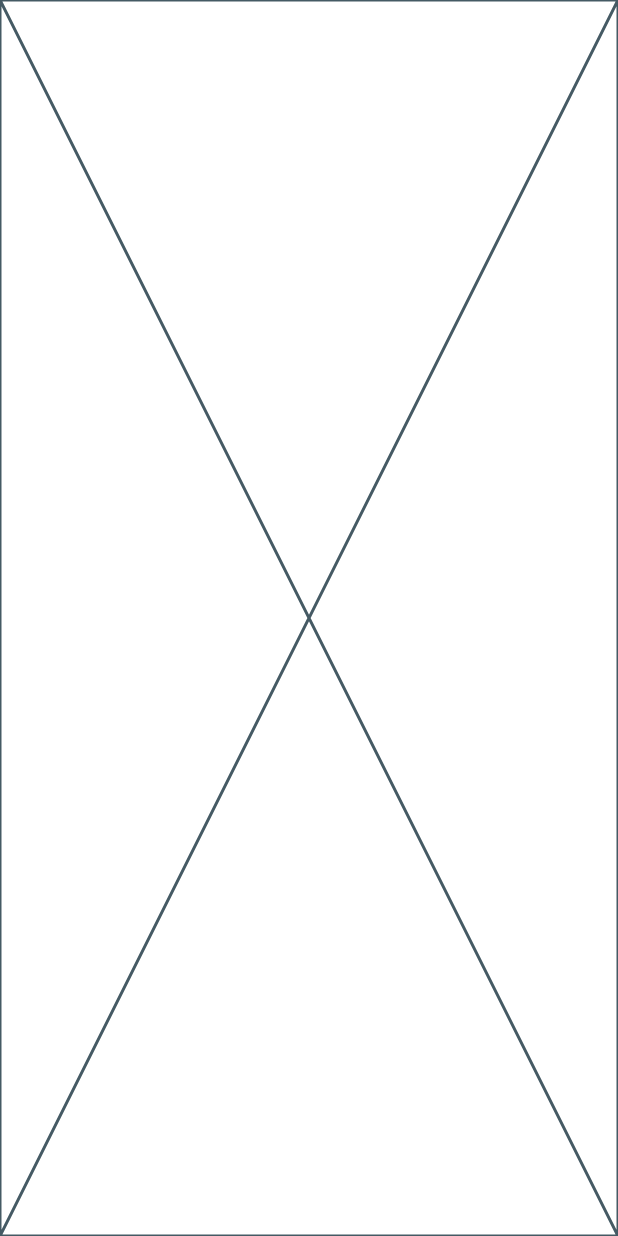
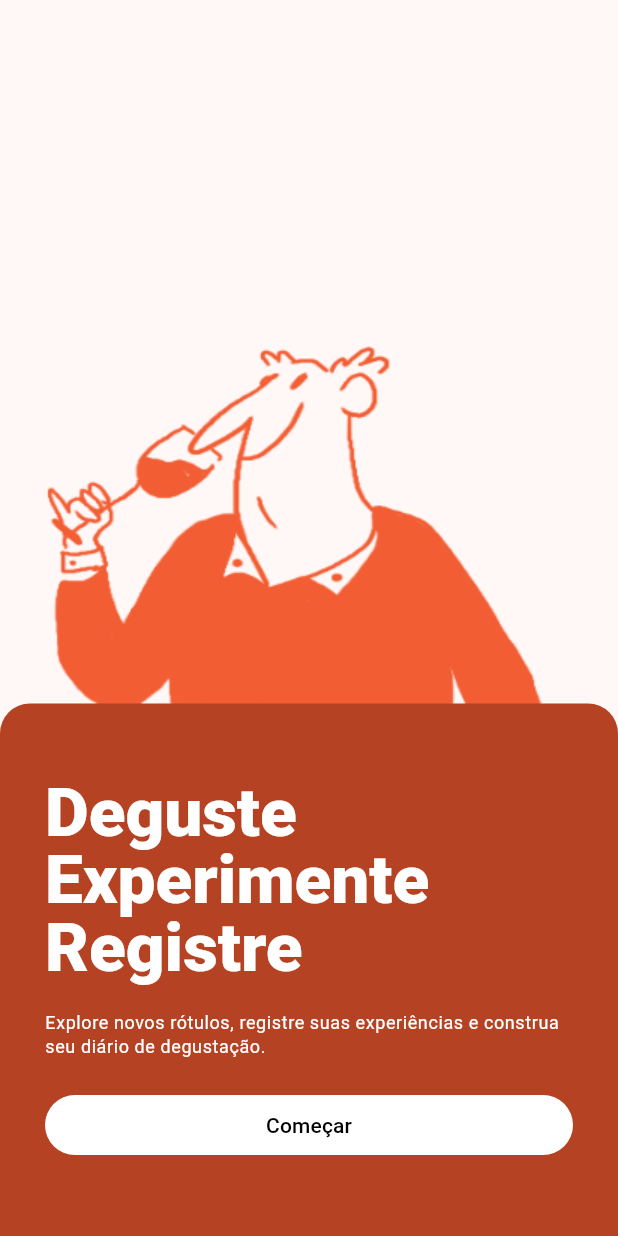
Before and after one commit to ceduardolima/sommelier, a Flutter app: the screen it shows after launch, on a phone screen of 412 x 824 dp. Run offline on Flutter 3.47's test engine with Material 3 defaults, Android fonts, the phone set to English and light mode, and no system bars; our stand-ins replace go_router.

Commit message:
creating on boarding page

```diff
--- a/lib/routing/router.dart
+++ b/lib/routing/router.dart
@@ -1,6 +1,7 @@
+import 'package:flutter/widgets.dart';
 import 'package:go_router/go_router.dart';
 import 'package:sommelier/routing/routes.dart';
-import 'package:sommelier/ui/login/widgets/login_screen.dart';
+import 'package:sommelier/ui/on_boarding/widgets/on_boarding_screen.dart';
 import 'package:sommelier/ui/splash/widgets/splash_screen.dart';
 
 GoRouter router() => GoRouter(
@@ -14,9 +15,19 @@ GoRouter router() => GoRouter(
     ),
 
     GoRoute(
-      path: Routes.login,
-      builder: (context, state) {
-        return LoginScreen();
+      path: Routes.onBoarding,
+      pageBuilder: (context, state) {
+        return CustomTransitionPage(
+          key: state.pageKey,
+          child: OnBoardingScreen(),
+          transitionDuration: const Duration(milliseconds: 200),
+          transitionsBuilder: (context, animation, secondatyAnimation, child) {
+            return FadeTransition(
+              opacity: CurveTween(curve: Curves.linear).animate(animation),
+              child: child,
+            );
+          },
+        );
       },
     ),
   ],
--- a/lib/routing/routes.dart
+++ b/lib/routing/routes.dart
@@ -1,5 +1,6 @@
 abstract final class Routes {
   static const home = '/';
   static const splash = '/splash';
+  static const onBoarding = '/onBoarding';
   static const login = '/login';
 }
--- a/lib/ui/core/localization/applocalization.dart
+++ b/lib/ui/core/localization/applocalization.dart
@@ -6,7 +6,13 @@ class AppLocalization {
     return Localizations.of(context, AppLocalization);
   }
 
-  static const _strings = <String, String>{'appSplashTitle': 'Somm\nlier'};
+  static const _strings = <String, String>{
+    'appSplashTitle': 'Somm\nlier',
+    'onBoardingTitle': "Deguste\nExperimente\nRegistre",
+    'onBoardingBody':
+        "Explore novos rótulos, registre suas experiências e construa seu diário de degustação.",
+    'startLabel': "Começar",
+  };
 
   String get(String label) => _strings[label] ?? '[${label.toUpperCase()}]';
 }
--- /dev/null
+++ b/lib/ui/core/static/assets.dart
@@ -0,0 +1,3 @@
+abstract final class Assets {
+  static const splashImagePath = "assets/images/splash.png";
+}
--- a/lib/ui/core/themes/color.dart
+++ b/lib/ui/core/themes/color.dart
@@ -11,14 +11,16 @@ abstract final class AppColors {
   static const purple1 = Color(0xFFCF94CB);
   static const green1 = Color(0xFFCCCB72);
   static const black1 = Color(0xFF49454F);
+  static const black2 = Color(0xFF000000);
 
   static const lightColorScheme = ColorScheme(
     brightness: Brightness.light,
     primary: AppColors.orange1,
     onPrimary: AppColors.white1,
     surface: AppColors.white2,
+    primaryContainer: AppColors.orange3,
     onSurface: AppColors.black1,
-    onSurfaceVariant: AppColors.black1,
+    onSurfaceVariant: AppColors.black2,
     onPrimaryContainer: Color(0xFF3A0A02),
     secondary: AppColors.orange2,
     onSecondary: AppColors.white1,
--- /dev/null
+++ b/lib/ui/core/ui/widgets/FlatButton.dart
@@ -0,0 +1,34 @@
+import 'package:flutter/material.dart';
+
+class FlatButton extends StatelessWidget {
+  const FlatButton({
+    super.key,
+    required this.onPressed,
+    required this.text,
+    this.backgroundColor,
+    this.textColor,
+  });
+  final String text;
+  final void Function() onPressed;
+
+  final Color? backgroundColor;
+  final Color? textColor;
+
+  @override
+  Widget build(BuildContext context) {
+    return ElevatedButton(
+      style: ElevatedButton.styleFrom(
+        backgroundColor:
+            backgroundColor ?? Theme.of(context).colorScheme.onPrimary,
+        elevation: 0,
+      ),
+      onPressed: () {},
+      child: Text(
+        text,
+        style: Theme.of(context).textTheme.labelLarge?.copyWith(
+          color: textColor ?? Theme.of(context).colorScheme.onSurfaceVariant,
+        ),
+      ),
+    );
+  }
+}
--- a/lib/ui/login/widgets/login_screen.dart
+++ /dev/null
@@ -1,11 +0,0 @@
-
-import 'package:flutter/material.dart';
-
-class LoginScreen extends StatelessWidget {
-  const LoginScreen({super.key});
-
-  @override
-  Widget build(BuildContext context) {
-    return const Placeholder();
-  }
-}
--- /dev/null
+++ b/lib/ui/on_boarding/widgets/on_boarding_screen.dart
@@ -0,0 +1,61 @@
+import 'package:flutter/material.dart';
+import 'package:sommelier/ui/core/localization/applocalization.dart';
+import 'package:sommelier/ui/core/static/assets.dart';
+import 'package:sommelier/ui/core/ui/widgets/FlatButton.dart';
+
+class OnBoardingScreen extends StatelessWidget {
+  const OnBoardingScreen({super.key});
+
+  @override
+  Widget build(BuildContext context) {
+    final screenSize = MediaQuery.sizeOf(context);
+    final imageWidth = screenSize.width.toInt();
+    final imageHeight = 250;
+
+    return Scaffold(
+      body: Column(
+        mainAxisAlignment: MainAxisAlignment.end,
+        children: [
+          Image.asset(
+            Assets.splashImagePath,
+            cacheHeight: imageHeight,
+            cacheWidth: imageWidth,
+          ),
+          Container(
+            width: screenSize.width,
+            decoration: BoxDecoration(
+              color: Theme.of(context).colorScheme.primaryContainer,
+              borderRadius: BorderRadius.vertical(top: Radius.circular(20)),
+            ),
+            padding: const EdgeInsets.symmetric(vertical: 50, horizontal: 30),
+            child: Column(
+              crossAxisAlignment: CrossAxisAlignment.stretch,
+              spacing: 20,
+              children: [
+                Text(
+                  AppLocalization.of(context).get("onBoardingTitle"),
+                  style: Theme.of(context).textTheme.displayMedium?.copyWith(
+                    color: Theme.of(context).colorScheme.onPrimary,
+                    fontWeight: FontWeight.w800,
+                    height: 1,
+                  ),
+                ),
+                Text(
+                  AppLocalization.of(context).get("onBoardingBody"),
+                  style: Theme.of(context).textTheme.bodySmall?.copyWith(
+                    color: Theme.of(context).colorScheme.onPrimary,
+                  ),
+                ),
+
+                FlatButton(
+                  onPressed: () {},
+                  text: AppLocalization.of(context).get("startLabel"),
+                ),
+              ],
+            ),
+          ),
+        ],
+      ),
+    );
+  }
+}
--- a/lib/ui/splash/widgets/splash_screen.dart
+++ b/lib/ui/splash/widgets/splash_screen.dart
@@ -2,8 +2,7 @@ import 'package:flutter/material.dart';
 import 'package:go_router/go_router.dart';
 import 'package:sommelier/routing/routes.dart';
 import 'package:sommelier/ui/core/localization/applocalization.dart';
-
-const _splashImagePath = "assets/images/splash.png";
+import 'package:sommelier/ui/core/static/assets.dart';
 
 class SplashScreen extends StatefulWidget {
   const SplashScreen({super.key});
@@ -29,7 +28,7 @@ class _SplashScreenState extends State<SplashScreen> {
                   _showProgressIndicator = true;
                   Future.delayed(Duration(seconds: 1), () {
                     if (context.mounted) {
-                      context.go(Routes.login);
+                      context.go(Routes.onBoarding);
                     }
                   });
                 });
@@ -100,7 +99,7 @@ class _AnimatedSplashImageState extends State<_AnimatedSplashImage> {
               crossAxisAlignment: CrossAxisAlignment.start,
               children: [
                 Image.asset(
-                  _splashImagePath,
+                  Assets.splashImagePath,
                   cacheHeight: imageHeigh,
                   cacheWidth: imageWidth,
                 ),
```
